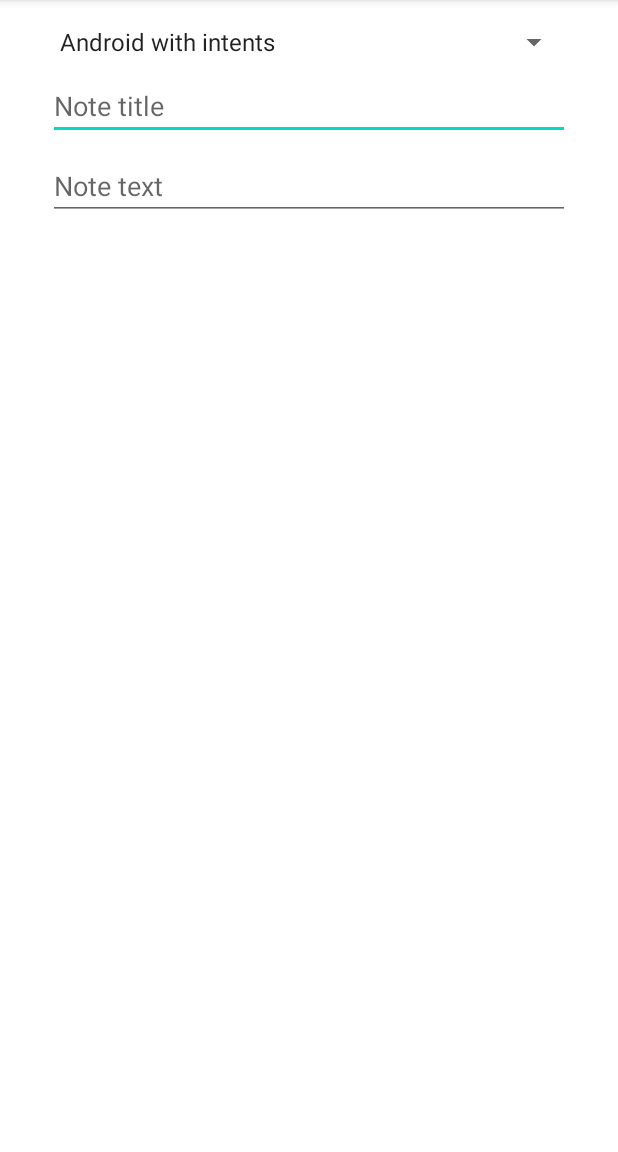
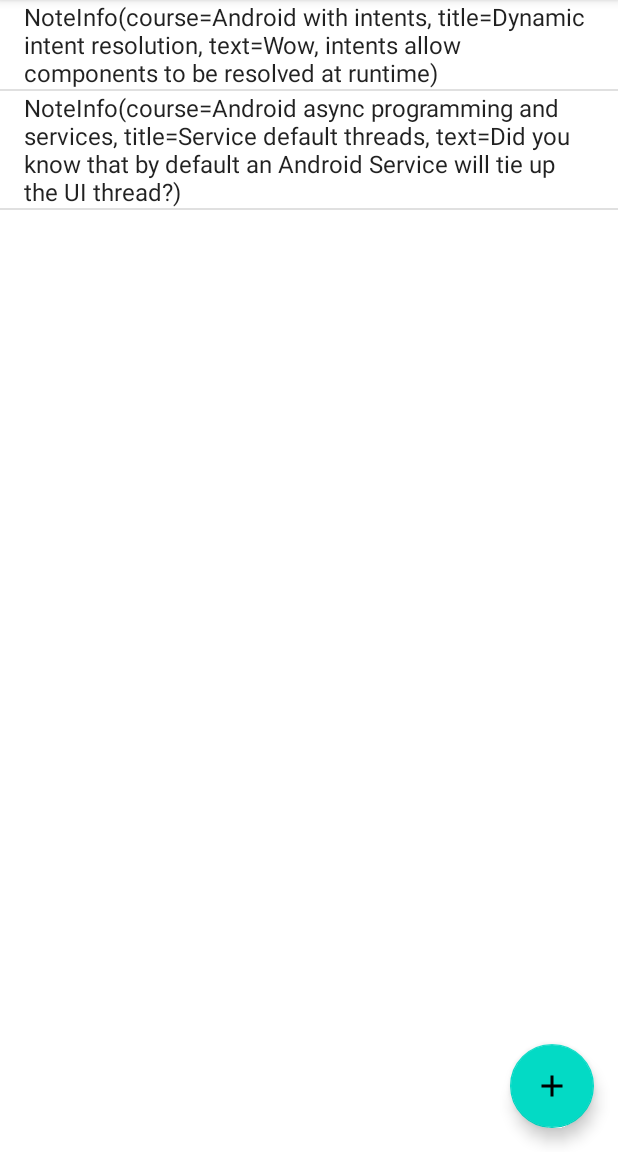
Before and after one commit to pepivsky/NotesKeeper, an Android app: the screen it shows after launch (MainActivity before the commit, NotesListActivity after it), on a phone screen of 412 x 824 dp, the part 84-1236 px from its top. Run offline under Robolectric (Android 15) with nearby library versions, the phone set to English and light mode, and no system bars.

Commit message:
Agregada logica para pasar de una actividad a otra, se implementa el patron singleton

```diff
--- a/app/build.gradle
+++ b/app/build.gradle
@@ -39,6 +39,8 @@ dependencies {
     implementation 'androidx.appcompat:appcompat:1.2.0'
     implementation 'com.google.android.material:material:1.2.1'
     implementation 'androidx.constraintlayout:constraintlayout:2.0.4'
+    implementation 'androidx.navigation:navigation-fragment-ktx:2.3.2'
+    implementation 'androidx.navigation:navigation-ui-ktx:2.3.2'
     testImplementation 'junit:junit:4.+'
     androidTestImplementation 'androidx.test.ext:junit:1.1.2'
     androidTestImplementation 'androidx.test.espresso:espresso-core:3.3.0'
--- /dev/null
+++ b/app/src/main/java/com/pepivsky/noteskeeper/Constants.kt
@@ -0,0 +1,4 @@
+package com.pepivsky.noteskeeper
+
+const val EXTRA_NOTE_POSITION = "EXTRA_NOTE_POSITION"
+const val POSITION_NOT_SET = -1
--- a/app/src/main/java/com/pepivsky/noteskeeper/DataManager.kt
+++ b/app/src/main/java/com/pepivsky/noteskeeper/DataManager.kt
@@ -1,11 +1,26 @@
 package com.pepivsky.noteskeeper
 
-class DataManager {
+object DataManager {
     val courses = HashMap<String, CourseInfo>()
     val notes = ArrayList<NoteInfo>()
 
     init {
         initializeCourses()
+        initializeNotes()
+    }
+
+    private fun initializeNotes() {
+        var course = courses["android_intents"]!!
+        var note = NoteInfo(course, "Dynamic intent resolution",
+            "Wow, intents allow components to be resolved at runtime")
+        notes.add(note)
+
+
+        course = courses["android_async"]!!
+        note = NoteInfo(course, "Service default threads",
+            "Did you know that by default an Android Service will tie up the UI thread?")
+        notes.add(note)
+
     }
 
     private fun initializeCourses() { //inicializa la lista de cursos
--- a/app/src/main/java/com/pepivsky/noteskeeper/NoteKeeperData.kt
+++ b/app/src/main/java/com/pepivsky/noteskeeper/NoteKeeperData.kt
@@ -1,13 +1,13 @@
 package com.pepivsky.noteskeeper
 
-class CourseInfo(val courseId: String, val title: String) {
+data class CourseInfo(val courseId: String, val title: String) {
 
     override fun toString(): String { //sobreescribiendo el metodo toString para que se muestre solo el titulo en el spinner
         return title
     }
 }
 
-class NoteInfo(var course: CourseInfo, var title: String, var text: String) {
+data class NoteInfo(var course: CourseInfo, var title: String, var text: String) {
 
 
 }
--- /dev/null
+++ b/app/src/main/java/com/pepivsky/noteskeeper/NotesListActivity.kt
@@ -0,0 +1,34 @@
+package com.pepivsky.noteskeeper
+
+import android.content.Intent
+import android.os.Bundle
+import android.widget.ArrayAdapter
+import android.widget.ListView
+import com.google.android.material.floatingactionbutton.FloatingActionButton
+import com.google.android.material.snackbar.Snackbar
+import androidx.appcompat.app.AppCompatActivity
+
+class NotesListActivity : AppCompatActivity() {
+
+    private lateinit var listNotes: ListView
+
+    override fun onCreate(savedInstanceState: Bundle?) {
+        super.onCreate(savedInstanceState)
+        setContentView(R.layout.activity_notes_list)
+        setSupportActionBar(findViewById(R.id.toolbar))
+        listNotes = findViewById(R.id.listNotes)
+
+        findViewById<FloatingActionButton>(R.id.fab).setOnClickListener { view ->
+            val activityIntent = Intent(this, MainActivity::class.java)
+            startActivity(activityIntent)
+        }
+        //poblando el listView
+        listNotes.adapter = ArrayAdapter(this, android.R.layout.simple_list_item_1, DataManager.notes) //usando  un layout generico incluido en Android
+
+        listNotes.setOnItemClickListener { parent, view, position, id -> //metodo que se lana cuando se le da tap a un item de la lista
+            val activityIntent = Intent(this, MainActivity::class.java) //intent que lanza la actividad y envia
+            activityIntent.putExtra(EXTRA_NOTE_POSITION, position)
+            startActivity(activityIntent)
+        }
+    }
+}
--- /dev/null
+++ b/app/src/main/res/drawable/ic_add_white.xml
@@ -0,0 +1,5 @@
+<vector android:height="24dp" android:tint="#FFFFFF"
+    android:viewportHeight="24" android:viewportWidth="24"
+    android:width="24dp" xmlns:android="http://schemas.android.com/apk/res/android">
+    <path android:fillColor="@android:color/white" android:pathData="M19,13h-6v6h-2v-6H5v-2h6V5h2v6h6v2z"/>
+</vector>
--- /dev/null
+++ b/app/src/main/res/layout/activity_notes_list.xml
@@ -0,0 +1,34 @@
+<?xml version="1.0" encoding="utf-8"?>
+<androidx.coordinatorlayout.widget.CoordinatorLayout xmlns:android="http://schemas.android.com/apk/res/android"
+    xmlns:app="http://schemas.android.com/apk/res-auto"
+    xmlns:tools="http://schemas.android.com/tools"
+    android:layout_width="match_parent"
+    android:layout_height="match_parent"
+    tools:context=".NotesListActivity">
+
+    <com.google.android.material.appbar.AppBarLayout
+        android:layout_width="match_parent"
+        android:layout_height="wrap_content"
+        android:theme="@style/Theme.NotesKeeper.AppBarOverlay">
+
+        <androidx.appcompat.widget.Toolbar
+            android:id="@+id/toolbar"
+            android:layout_width="match_parent"
+            android:layout_height="?attr/actionBarSize"
+            android:background="?attr/colorPrimary"
+            app:popupTheme="@style/Theme.NotesKeeper.PopupOverlay" />
+
+    </com.google.android.material.appbar.AppBarLayout>
+
+    <include layout="@layout/content_notes_list" />
+
+    <com.google.android.material.floatingactionbutton.FloatingActionButton
+        android:id="@+id/fab"
+        android:layout_width="wrap_content"
+        android:layout_height="wrap_content"
+        android:layout_gravity="bottom|end"
+        android:layout_margin="@dimen/fab_margin"
+        app:srcCompat="@drawable/ic_add_white"
+        />
+
+</androidx.coordinatorlayout.widget.CoordinatorLayout>
--- /dev/null
+++ b/app/src/main/res/layout/content_notes_list.xml
@@ -0,0 +1,19 @@
+<?xml version="1.0" encoding="utf-8"?>
+<androidx.constraintlayout.widget.ConstraintLayout xmlns:android="http://schemas.android.com/apk/res/android"
+    xmlns:app="http://schemas.android.com/apk/res-auto"
+    xmlns:tools="http://schemas.android.com/tools"
+    android:layout_width="match_parent"
+    android:layout_height="match_parent"
+    app:layout_behavior="@string/appbar_scrolling_view_behavior">
+
+
+    <ListView
+        android:id="@+id/listNotes"
+        android:layout_width="0dp"
+        android:layout_height="0dp"
+        app:layout_constraintBottom_toBottomOf="parent"
+        app:layout_constraintEnd_toEndOf="parent"
+        app:layout_constraintStart_toStartOf="parent"
+        app:layout_constraintTop_toTopOf="parent" />
+
+</androidx.constraintlayout.widget.ConstraintLayout>
--- /dev/null
+++ b/app/src/main/res/values/dimens.xml
@@ -0,0 +1,3 @@
+<resources>
+    <dimen name="fab_margin">16dp</dimen>
+</resources>
--- a/app/src/main/res/values/themes.xml
+++ b/app/src/main/res/values/themes.xml
@@ -13,4 +13,13 @@
         <item name="android:statusBarColor" tools:targetApi="l">?attr/colorPrimaryVariant</item>
         <!-- Customize your theme here. -->
     </style>
+
+    <style name="Theme.NotesKeeper.NoActionBar">
+        <item name="windowActionBar">false</item>
+        <item name="windowNoTitle">true</item>
+    </style>
+
+    <style name="Theme.NotesKeeper.AppBarOverlay" parent="ThemeOverlay.AppCompat.Dark.ActionBar" />
+
+    <style name="Theme.NotesKeeper.PopupOverlay" parent="ThemeOverlay.AppCompat.Light" />
 </resources>
```
Also changed, not shown: app/src/main/AndroidManifest.xml (+11 -1 lines), app/src/main/java/com/pepivsky/noteskeeper/FirstFragment.kt (added, +31 -0 lines), app/src/main/java/com/pepivsky/noteskeeper/MainActivity.kt (+27 -2 lines), app/src/main/java/com/pepivsky/noteskeeper/SecondFragment.kt (added, +31 -0 lines), app/src/main/res/layout/fragment_first.xml (added, +28 -0 lines), app/src/main/res/layout/fragment_second.xml (added, +27 -0 lines), app/src/main/res/navigation/nav_graph.xml (added, +28 -0 lines), app/src/main/res/values/strings.xml (+9 -0 lines).
